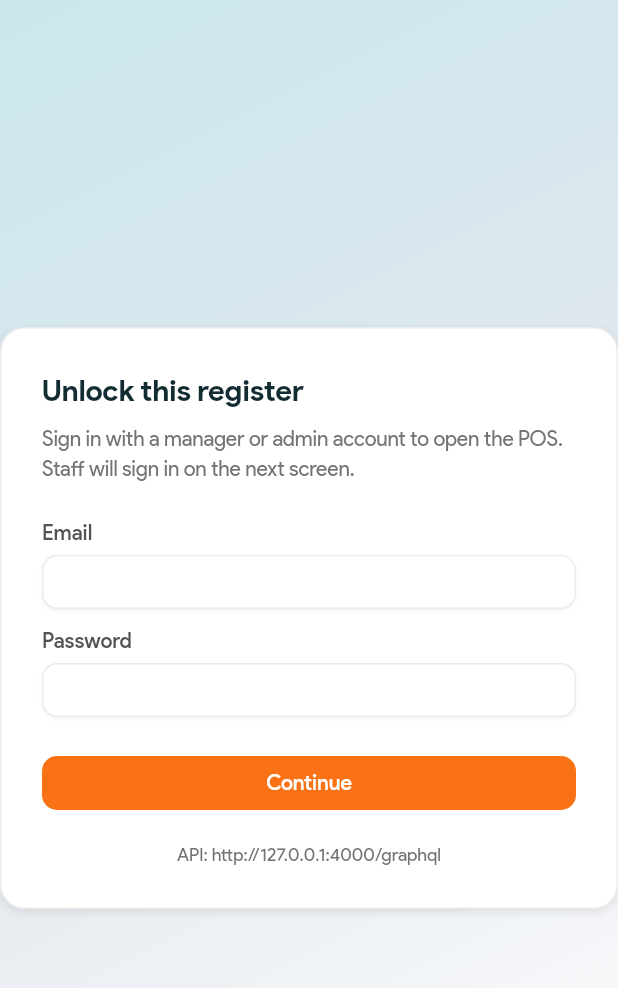
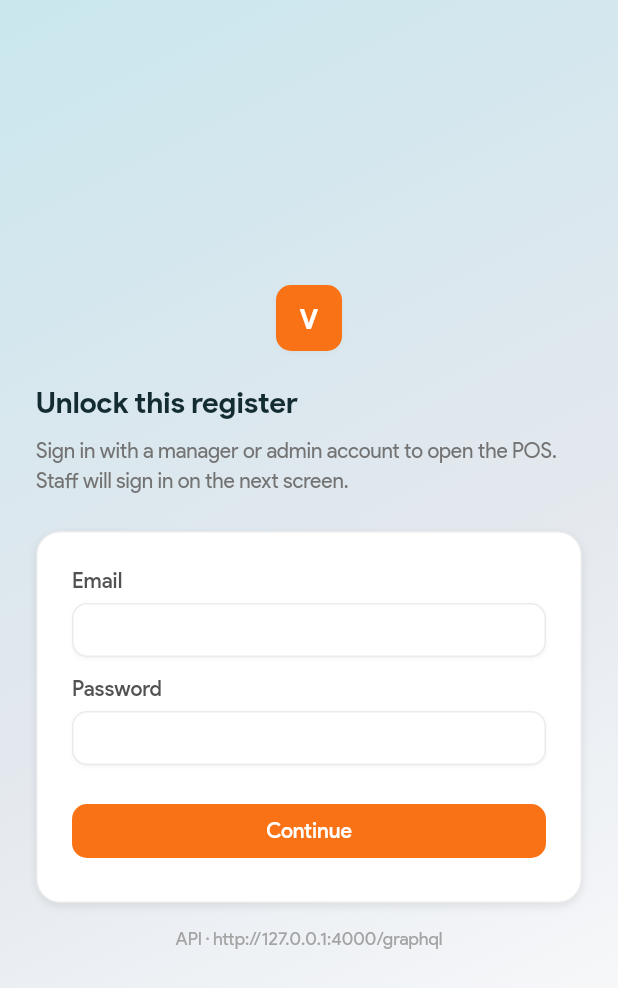
Before and after one commit to Downspice/ventos-pos-desktop, a Flutter app: the screen it shows after launch, on a phone screen of 412 x 824 dp. Shown: the top 988 px of the screen. Run offline on Flutter 3.47's test engine with Material 3 defaults, Android fonts, the phone set to English and light mode, and no system bars; our stand-ins replace fl_chart, flutter_lucide, flutter_svg, pdf, printing, shared_preferences; missing offline and left inert: file_selector; network calls fail.

Commit message:
chore: sync auth UI from monorepo
Co-authored-by: Cursor <cursoragent@cursor.com>

```diff
--- a/lib/screens/device_login_screen.dart
+++ b/lib/screens/device_login_screen.dart
@@ -3,6 +3,7 @@ import 'package:ventos_pos/config/api_config.dart';
 import 'package:ventos_pos/services/auth_repository.dart';
 import 'package:ventos_pos/services/graphql_client.dart';
 import 'package:ventos_pos/theme/ventos_colors.dart';
+import 'package:ventos_pos/widgets/ventos/auth_page_frame.dart';
 import 'package:ventos_pos/widgets/ventos/ventos.dart';
 
 class DeviceLoginScreen extends StatefulWidget {
@@ -54,28 +55,24 @@ class _DeviceLoginScreenState extends State<DeviceLoginScreen> {
   Widget build(BuildContext context) {
     return VentosScaffold(
       body: Center(
-        child: ConstrainedBox(
-          constraints: const BoxConstraints(maxWidth: 420),
+        child: AuthPageFrame(
+          title: 'Unlock this register',
+          description:
+              'Sign in with a manager or admin account to open the POS. '
+              'Staff will sign in on the next screen.',
+          footer: Text(
+            'API · ${ApiConfig.graphqlUrl}',
+            style: Theme.of(context).textTheme.labelSmall?.copyWith(
+                  color: VentosColors.textSoft,
+                ),
+            textAlign: TextAlign.center,
+          ),
           child: VentosCard(
-            padding: const EdgeInsets.all(28),
+            padding: const EdgeInsets.all(24),
             child: Column(
+              crossAxisAlignment: CrossAxisAlignment.stretch,
               mainAxisSize: MainAxisSize.min,
-              crossAxisAlignment: CrossAxisAlignment.stretch,
               children: [
-                Text(
-                  'Unlock this register',
-                  style: Theme.of(context).textTheme.headlineSmall,
-                ),
-                const SizedBox(height: 8),
-                Text(
-                  'Sign in with a manager or admin account to open the POS. '
-                  'Staff will sign in on the next screen.',
-                  style: Theme.of(context).textTheme.bodySmall?.copyWith(
-                        color: VentosColors.mutedForeground,
-                        fontSize: 14,
-                      ),
-                ),
-                const SizedBox(height: 24),
                 VentosTextField(
                   controller: _email,
                   label: 'Email',
@@ -94,19 +91,24 @@ class _DeviceLoginScreenState extends State<DeviceLoginScreen> {
                 ),
                 if (_error != null) ...[
                   const SizedBox(height: 12),
-                  Text(_error!, style: const TextStyle(color: VentosColors.destructive, fontSize: 14)),
+                  Container(
+                    padding: const EdgeInsets.symmetric(horizontal: 12, vertical: 10),
+                    decoration: BoxDecoration(
+                      color: VentosColors.destructive.withValues(alpha: 0.08),
+                      borderRadius: BorderRadius.circular(10),
+                      border: Border.all(color: VentosColors.destructive.withValues(alpha: 0.25)),
+                    ),
+                    child: Text(
+                      _error!,
+                      style: const TextStyle(color: VentosColors.destructive, fontSize: 14),
+                    ),
+                  ),
                 ],
                 const SizedBox(height: 20),
                 VentosButtonFull(
                   onPressed: _submit,
                   label: 'Continue',
                   busy: _busy,
-                ),
-                const SizedBox(height: 16),
-                Text(
-                  'API: ${ApiConfig.graphqlUrl}',
-                  style: Theme.of(context).textTheme.labelSmall,
-                  textAlign: TextAlign.center,
                 ),
               ],
             ),
--- /dev/null
+++ b/lib/widgets/ventos/auth_page_frame.dart
@@ -0,0 +1,218 @@
+import 'package:flutter/material.dart';
+import 'package:ventos_pos/theme/ventos_colors.dart';
+
+/// Branded shell for device login and other full-screen auth steps.
+class AuthPageFrame extends StatelessWidget {
+  const AuthPageFrame({
+    super.key,
+    required this.title,
+    required this.description,
+    required this.child,
+    this.footer,
+    this.maxWidth = 440,
+  });
+
+  final String title;
+  final String description;
+  final Widget child;
+  final Widget? footer;
+  final double maxWidth;
+
+  @override
+  Widget build(BuildContext context) {
+    final theme = Theme.of(context);
+    return LayoutBuilder(
+      builder: (context, constraints) {
+        final wide = constraints.maxWidth >= 900;
+        return SingleChildScrollView(
+          padding: EdgeInsets.symmetric(
+            horizontal: wide ? 48 : 24,
+            vertical: wide ? 40 : 32,
+          ),
+          child: Center(
+            child: ConstrainedBox(
+              constraints: BoxConstraints(maxWidth: wide ? 960 : maxWidth),
+              child: wide
+                  ? Row(
+                      crossAxisAlignment: CrossAxisAlignment.start,
+                      children: [
+                        Expanded(child: _BrandPanel(theme: theme)),
+                        const SizedBox(width: 48),
+                        Expanded(
+                          child: _FormColumn(
+                            theme: theme,
+                            title: title,
+                            description: description,
+                            child: child,
+                            footer: footer,
+                            showMobileBrand: false,
+                          ),
+                        ),
+                      ],
+                    )
+                  : _FormColumn(
+                      theme: theme,
+                      title: title,
+                      description: description,
+                      child: child,
+                      footer: footer,
+                      showMobileBrand: true,
+                    ),
+            ),
+          ),
+        );
+      },
+    );
+  }
+}
+
+class _BrandPanel extends StatelessWidget {
+  const _BrandPanel({required this.theme});
+
+  final ThemeData theme;
+
+  @override
+  Widget build(BuildContext context) {
+    return Padding(
+      padding: const EdgeInsets.only(top: 8),
+      child: Column(
+        crossAxisAlignment: CrossAxisAlignment.start,
+        children: [
+          const _VentosMark(size: 48),
+          const SizedBox(height: 16),
+          Text('Ventos POS', style: theme.textTheme.titleLarge?.copyWith(fontWeight: FontWeight.w600)),
+          const SizedBox(height: 8),
+          Text(
+            'Point of sale built for busy floors.',
+            style: theme.textTheme.bodyMedium?.copyWith(color: VentosColors.textSub, height: 1.45),
+          ),
+          const SizedBox(height: 32),
+          ...const [
+            _Highlight(icon: Icons.point_of_sale_outlined, text: 'Fast checkout and returns'),
+            _Highlight(icon: Icons.people_outline, text: 'Staff sign-in after device unlock'),
+            _Highlight(icon: Icons.cloud_off_outlined, text: 'Works with your Ventos backend'),
+          ],
+        ],
+      ),
+    );
+  }
+}
+
+class _FormColumn extends StatelessWidget {
+  const _FormColumn({
+    required this.theme,
+    required this.title,
+    required this.description,
+    required this.child,
+    required this.showMobileBrand,
+    this.footer,
+  });
+
+  final ThemeData theme;
+  final String title;
+  final String description;
+  final Widget child;
+  final Widget? footer;
+  final bool showMobileBrand;
+
+  @override
+  Widget build(BuildContext context) {
+    return Column(
+      crossAxisAlignment: CrossAxisAlignment.stretch,
+      mainAxisSize: MainAxisSize.min,
+      children: [
+        if (showMobileBrand) ...[
+          const Center(child: _VentosMark(size: 44)),
+          const SizedBox(height: 20),
+        ],
+        Text(title, style: theme.textTheme.headlineSmall?.copyWith(fontWeight: FontWeight.w600)),
+        const SizedBox(height: 8),
+        Text(
+          description,
+          style: theme.textTheme.bodyMedium?.copyWith(
+            color: VentosColors.mutedForeground,
+            height: 1.45,
+          ),
+        ),
+        const SizedBox(height: 24),
+        child,
+        if (footer != null) ...[
+          const SizedBox(height: 16),
+          footer!,
+        ],
+      ],
+    );
+  }
+}
+
+class _VentosMark extends StatelessWidget {
+  const _VentosMark({required this.size});
+
+  final double size;
+
+  @override
+  Widget build(BuildContext context) {
+    return Container(
+      width: size,
+      height: size,
+      alignment: Alignment.center,
+      decoration: BoxDecoration(
+        color: VentosColors.primary,
+        borderRadius: BorderRadius.circular(10),
+        boxShadow: const [
+          BoxShadow(color: VentosColors.shadowXs, offset: Offset(0, 1), blurRadius: 2),
+        ],
+      ),
+      child: Text(
+        'V',
+        style: TextStyle(
+          color: VentosColors.onPrimary,
+          fontSize: size * 0.42,
+          fontWeight: FontWeight.w700,
+        ),
+      ),
+    );
+  }
+}
+
+class _Highlight extends StatelessWidget {
+  const _Highlight({required this.icon, required this.text});
+
+  final IconData icon;
+  final String text;
+
+  @override
+  Widget build(BuildContext context) {
+    return Padding(
+      padding: const EdgeInsets.only(bottom: 14),
+      child: Row(
+        crossAxisAlignment: CrossAxisAlignment.start,
+        children: [
+          Container(
+            width: 36,
+            height: 36,
+            alignment: Alignment.center,
+            decoration: BoxDecoration(
+              color: VentosColors.primary.withValues(alpha: 0.12),
+              borderRadius: BorderRadius.circular(10),
+            ),
+            child: Icon(icon, size: 20, color: VentosColors.primary),
+          ),
+          const SizedBox(width: 12),
+          Expanded(
+            child: Padding(
+              padding: const EdgeInsets.only(top: 8),
+              child: Text(
+                text,
+                style: Theme.of(context).textTheme.bodyMedium?.copyWith(
+                      color: VentosColors.textSub,
+                      height: 1.35,
+                    ),
+              ),
+            ),
+          ),
+        ],
+      ),
+    );
+  }
+}
```
